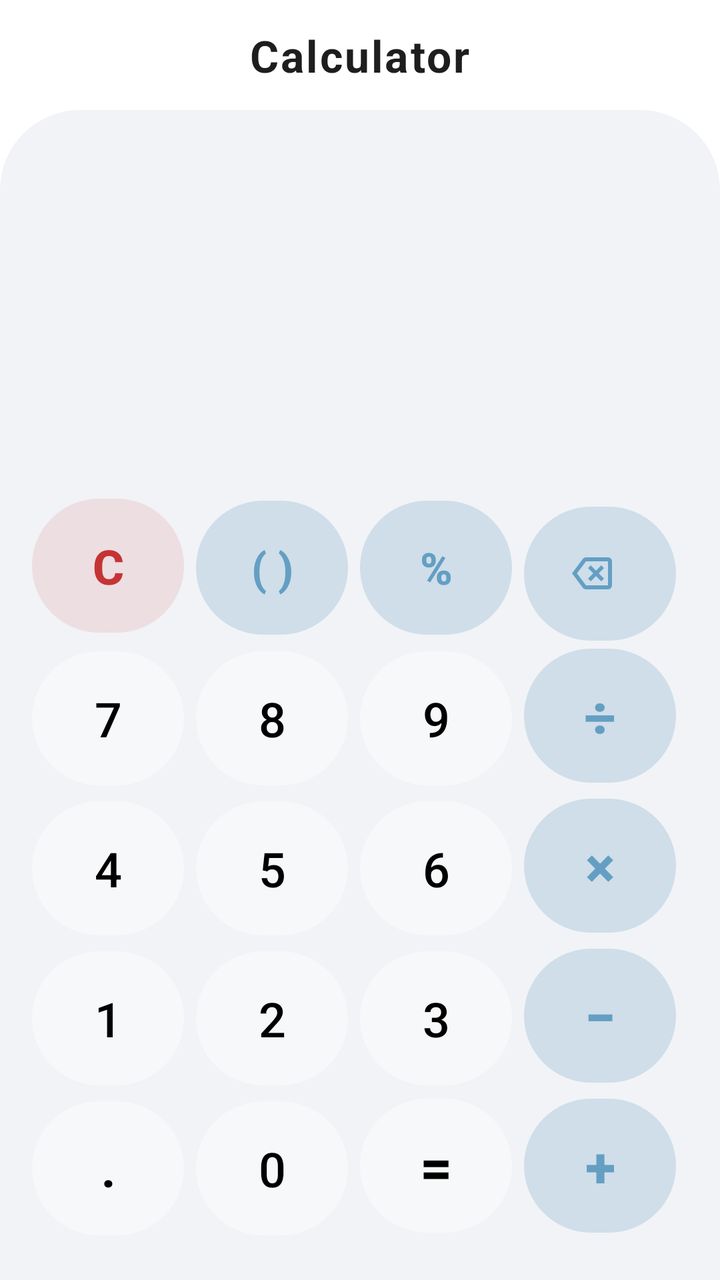
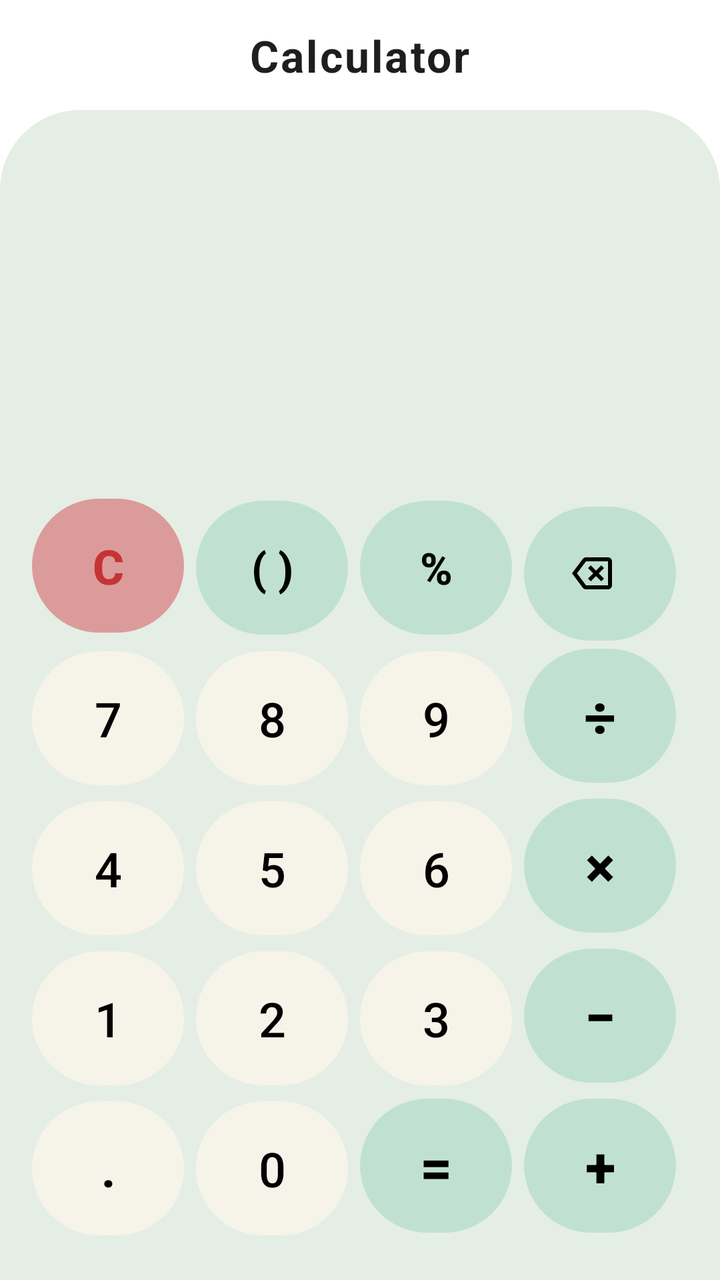

An Android layout rendered at two revisions. The XML below is the earlier revision; the diff shows what the commit changed to produce the second picture.
<!-- AndroidManifest.xml: application theme Theme.Ca -->
<!-- res/layout/activity_main.xml -->
<?xml version="1.0" encoding="utf-8"?>
<androidx.constraintlayout.widget.ConstraintLayout xmlns:android="http://schemas.android.com/apk/res/android"
    xmlns:app="http://schemas.android.com/apk/res-auto"
    xmlns:tools="http://schemas.android.com/tools"
    android:id="@+id/main"
    android:layout_width="match_parent"
    android:layout_height="match_parent"
    android:background="@color/white"
    tools:context=".MainActivity">

    <androidx.constraintlayout.widget.ConstraintLayout
        android:id="@+id/header_title"
        android:layout_width="match_parent"
        android:layout_height="55dp"
        app:layout_constraintTop_toTopOf="parent">

        <TextView
            android:layout_width="wrap_content"
            android:layout_height="wrap_content"
            android:fontFamily="sans-serif"
            android:letterSpacing="0.05"
            android:text="Calculator"
            android:textColor="#E1000000"
            android:textSize="22sp"
            android:textStyle="bold"
            app:layout_constraintBottom_toBottomOf="parent"
            app:layout_constraintEnd_toEndOf="parent"
            app:layout_constraintStart_toStartOf="parent"
            app:layout_constraintTop_toTopOf="parent"/>

    </androidx.constraintlayout.widget.ConstraintLayout>

    <androidx.constraintlayout.widget.ConstraintLayout
        android:id="@+id/body_main"
        android:layout_width="match_parent"
        android:layout_height="0dp"
        android:background="@drawable/rounded_body_background"
        app:layout_constraintBottom_toBottomOf="parent"
        app:layout_constraintTop_toBottomOf="@id/header_title">

        <EditText
            android:id="@+id/input_box"
            android:layout_width="match_parent"
            android:layout_height="wrap_content"
            android:layout_marginTop="40dp"
            android:background="@android:color/transparent"
            android:cursorVisible="true"
            android:focusable="false"
            android:fontFamily="sans-serif-light"
            android:gravity="end"
            android:inputType="none"
            android:textColor="#000000"
            android:textSize="54sp"
            app:layout_constraintTop_toTopOf="parent"
            tools:ignore="Autofill,LabelFor"
            tools:layout_editor_absoluteX="20dp" />

        <TextView
            android:id="@+id/digit_total"
            android:layout_width="match_parent"
            android:layout_height="wrap_content"
            android:layout_marginHorizontal="25dp"
            android:layout_marginTop="5dp"
            android:alpha="0.6"
            android:fontFamily="sans-serif-light"
            android:gravity="end"
            android:textColor="#282828"
            android:textSize="32sp"
            app:layout_constraintTop_toBottomOf="@id/input_box"
            tools:layout_editor_absoluteX="25dp" />

        <LinearLayout
            android:id="@+id/buttons_box"
            android:layout_width="match_parent"
            android:layout_height="wrap_content"
            android:orientation="vertical"
            android:padding="16dp"
            app:layout_constraintBottom_toBottomOf="parent"
            app:layout_constraintTop_toBottomOf="@+id/digit_total"
            app:layout_constraintVertical_bias="0.8">

            
            <LinearLayout
                android:layout_width="match_parent"
                android:layout_height="wrap_content"
                android:orientation="horizontal">

                <com.google.android.material.button.MaterialButton
                    android:id="@+id/delete"
                    style="@style/Widget.Material3.Button"
                    android:layout_width="0dp"
                    android:layout_height="75dp"
                    android:layout_marginEnd="6dp"
                    android:layout_weight="1"
                    android:text="C"
                    android:textColor="#C53434"
                    android:textSize="24sp"
                    android:textStyle="bold"
                    app:backgroundTint="#1BC53434"/>

                <com.google.android.material.button.MaterialButton
                    android:id="@+id/brackets"
                    style="@style/Widget.Material3.Button"
                    android:layout_width="0dp"
                    android:layout_height="75dp"
                    android:layout_marginEnd="6dp"
                    android:layout_weight="1"
                    android:text="( )"
                    android:textColor="#649FC3"
                    android:textSize="22sp"
                    android:textStyle="bold"
                    app:backgroundTint="#3F649FC3"/>

                <com.google.android.material.button.MaterialButton
                    android:id="@+id/percentage"
                    style="@style/Widget.Material3.Button"
                    android:layout_width="0dp"
                    android:layout_height="75dp"
                    android:layout_marginEnd="6dp"
                    android:layout_weight="1"
                    android:text="%"
                    android:textColor="#649FC3"
                    android:textSize="22sp"
                    android:textStyle="bold"
                    app:backgroundTint="#3F649FC3"/>

                <com.google.android.material.button.MaterialButton
                    android:id="@+id/backspace"
                    style="@style/Widget.Material3.Button"
                    android:layout_width="0dp"
                    android:layout_height="75dp"
                    android:layout_marginEnd="6dp"
                    android:layout_weight="1"
                    android:padding="0dp"
                    app:backgroundTint="#3F649FC3"
                    app:icon="@drawable/backspace"
                    app:iconGravity="textStart"
                    app:iconSize="24dp"
                    app:iconTint="#649FC3"/>
            </LinearLayout>

            
            <LinearLayout
                android:layout_width="match_parent"
                android:layout_height="wrap_content"
                android:orientation="horizontal">

                <com.google.android.material.button.MaterialButton
                    android:id="@+id/key7"
                    style="@style/Widget.Material3.Button"
                    android:layout_width="0dp"
                    android:layout_height="75dp"
                    android:layout_marginEnd="6dp"
                    android:layout_weight="1"
                    android:text="7"
                    android:textColor="#000000"
                    android:textSize="24sp"
                    app:backgroundTint="#5FFFFFFF"/>

                <com.google.android.material.button.MaterialButton
                    android:id="@+id/key8"
                    style="@style/Widget.Material3.Button"
                    android:layout_width="0dp"
                    android:layout_height="75dp"
                    android:layout_marginEnd="6dp"
                    android:layout_weight="1"
                    android:text="8"
                    android:textColor="#000000"
                    android:textSize="24sp"
                    app:backgroundTint="#5FFFFFFF"/>

                <com.google.android.material.button.MaterialButton
                    android:id="@+id/key9"
                    style="@style/Widget.Material3.Button"
                    android:layout_width="0dp"
                    android:layout_height="75dp"
                    android:layout_marginEnd="6dp"
                    android:layout_weight="1"
                    android:text="9"
                    android:textColor="#000000"
                    android:textSize="24sp"
                    app:backgroundTint="#5FFFFFFF"/>

                <com.google.android.material.button.MaterialButton
                    android:id="@+id/devide"
                    style="@style/Widget.Material3.Button"
                    android:layout_width="0dp"
                    android:layout_height="75dp"
                    android:layout_marginEnd="6dp"
                    android:layout_weight="1"
                    android:text="÷"
                    android:textColor="#649FC3"
                    android:textSize="28sp"
                    android:textStyle="bold"
                    app:backgroundTint="#3F649FC3"/>
            </LinearLayout>

            
            <LinearLayout
                android:layout_width="match_parent"
                android:layout_height="wrap_content"
                android:orientation="horizontal">

                <com.google.android.material.button.MaterialButton
                    android:id="@+id/key4"
                    style="@style/Widget.Material3.Button"
                    android:layout_width="0dp"
                    android:layout_height="75dp"
                    android:layout_marginEnd="6dp"
                    android:layout_weight="1"
                    android:text="4"
                    android:textColor="#000000"
                    android:textSize="24sp"
                    app:backgroundTint="#5FFFFFFF"/>

                <com.google.android.material.button.MaterialButton
                    android:id="@+id/key5"
                    style="@style/Widget.Material3.Button"
                    android:layout_width="0dp"
                    android:layout_height="75dp"
                    android:layout_marginEnd="6dp"
                    android:layout_weight="1"
                    android:text="5"
                    android:textColor="#000000"
                    android:textSize="24sp"
                    app:backgroundTint="#5FFFFFFF"/>

                <com.google.android.material.button.MaterialButton
                    android:id="@+id/key6"
                    style="@style/Widget.Material3.Button"
                    android:layout_width="0dp"
                    android:layout_height="75dp"
                    android:layout_marginEnd="6dp"
                    android:layout_weight="1"
                    android:text="6"
                    android:textColor="#000000"
                    android:textSize="24sp"
                    app:backgroundTint="#5FFFFFFF"/>

                <com.google.android.material.button.MaterialButton
                    android:id="@+id/multiply"
                    style="@style/Widget.Material3.Button"
                    android:layout_width="0dp"
                    android:layout_height="75dp"
                    android:layout_marginEnd="6dp"
                    android:layout_weight="1"
                    android:text="×"
                    android:textColor="#649FC3"
                    android:textSize="28sp"
                    android:textStyle="bold"
                    app:backgroundTint="#3F649FC3"/>
            </LinearLayout>

            
            <LinearLayout
                android:layout_width="match_parent"
                android:layout_height="wrap_content"
                android:orientation="horizontal">

                <com.google.android.material.button.MaterialButton
                    android:id="@+id/key1"
                    style="@style/Widget.Material3.Button"
                    android:layout_width="0dp"
                    android:layout_height="75dp"
                    android:layout_marginEnd="6dp"
                    android:layout_weight="1"
                    android:text="1"
                    android:textColor="#000000"
                    android:textSize="24sp"
                    app:backgroundTint="#5FFFFFFF"/>

                <com.google.android.material.button.MaterialButton
                    android:id="@+id/key2"
                    style="@style/Widget.Material3.Button"
                    android:layout_width="0dp"
                    android:layout_height="75dp"
                    android:layout_marginEnd="6dp"
                    android:layout_weight="1"
                    android:text="2"
                    android:textColor="#000000"
                    android:textSize="24sp"
                    app:backgroundTint="#5FFFFFFF"/>

                <com.google.android.material.button.MaterialButton
                    android:id="@+id/key3"
                    style="@style/Widget.Material3.Button"
                    android:layout_width="0dp"
                    android:layout_height="75dp"
                    android:layout_marginEnd="6dp"
                    android:layout_weight="1"
                    android:text="3"
                    android:textColor="#000000"
                    android:textSize="24sp"
                    app:backgroundTint="#5FFFFFFF"/>

                <com.google.android.material.button.MaterialButton
                    android:id="@+id/subtract"
                    style="@style/Widget.Material3.Button"
                    android:layout_width="0dp"
                    android:layout_height="75dp"
                    android:layout_marginEnd="6dp"
                    android:layout_weight="1"
                    android:text="−"
                    android:textColor="#649FC3"
                    android:textSize="28sp"
                    android:textStyle="bold"
                    app:backgroundTint="#3F649FC3"/>
            </LinearLayout>

            
            <LinearLayout
                android:layout_width="match_parent"
                android:layout_height="wrap_content"
                android:orientation="horizontal">

                <com.google.android.material.button.MaterialButton
                    android:id="@+id/dot"
                    style="@style/Widget.Material3.Button"
                    android:layout_width="0dp"
                    android:layout_height="75dp"
                    android:layout_marginEnd="6dp"
                    android:layout_weight="1"
                    android:text="."
                    android:textColor="#000000"
                    android:textSize="24sp"
                    android:textStyle="bold"
                    app:backgroundTint="#5FFFFFFF"/>

                <com.google.android.material.button.MaterialButton
                    android:id="@+id/key0"
                    style="@style/Widget.Material3.Button"
                    android:layout_width="0dp"
                    android:layout_height="75dp"
                    android:layout_marginEnd="6dp"
                    android:layout_weight="1"
                    android:text="0"
                    android:textColor="#000000"
                    android:textSize="24sp"
                    app:backgroundTint="#5FFFFFFF"/>

                <com.google.android.material.button.MaterialButton
                    android:id="@+id/equal"
                    style="@style/Widget.Material3.Button"
                    android:layout_width="0dp"
                    android:layout_height="75dp"
                    android:layout_marginEnd="6dp"
                    android:layout_weight="1"
                    android:text="="
                    android:textColor="@color/black"
                    android:textSize="28sp"
                    android:textStyle="bold"
                    app:backgroundTint="#5FFFFFFF"/>

                <com.google.android.material.button.MaterialButton
                    android:id="@+id/add"
                    style="@style/Widget.Material3.Button"
                    android:layout_width="0dp"
                    android:layout_height="75dp"
                    android:layout_marginEnd="6dp"
                    android:layout_weight="1"
                    android:text="+"
                    android:textColor="#649FC3"
                    android:textSize="28sp"
                    android:textStyle="bold"
                    app:backgroundTint="#3F649FC3"/>
            </LinearLayout>

        </LinearLayout>

    </androidx.constraintlayout.widget.ConstraintLayout>

</androidx.constraintlayout.widget.ConstraintLayout>
<!-- resources referenced by this layout -->
<resources>
  <color name="black">#FF000000</color>
  <color name="white">#FFFFFFFF</color>
  <!-- drawable backspace (drawable) -->
  <vector xmlns:android="http://schemas.android.com/apk/res/android" android:autoMirrored="true" android:height="24dp" android:tint="#000000" android:viewportHeight="960" android:viewportWidth="960" android:width="24dp">
        
      <path android:fillColor="@android:color/white" android:pathData="M456,640L560,536L664,640L720,584L616,480L720,376L664,320L560,424L456,320L400,376L504,480L400,584L456,640ZM360,800Q341,800 324,791.5Q307,783 296,768L80,480L296,192Q307,177 324,168.5Q341,160 360,160L800,160Q833,160 856.5,183.5Q880,207 880,240L880,720Q880,753 856.5,776.5Q833,800 800,800L360,800ZM180,480L360,720Q360,720 360,720Q360,720 360,720L800,720Q800,720 800,720Q800,720 800,720L800,240Q800,240 800,240Q800,240 800,240L360,240Q360,240 360,240Q360,240 360,240L180,480ZM580,480Q580,480 580,480Q580,480 580,480L580,480Q580,480 580,480Q580,480 580,480L580,480Q580,480 580,480Q580,480 580,480L580,480L580,480Q580,480 580,480Q580,480 580,480Z"/>
      
  </vector>
  <!-- drawable rounded_body_background (drawable) -->
  <?xml version="1.0" encoding="utf-8"?>
  <shape xmlns:android="http://schemas.android.com/apk/res/android">
      <solid android:color="#F1F3F6" />
      <corners
          android:topLeftRadius="40dp"
          android:topRightRadius="40dp" />
  </shape>
  <style name="Theme.Ca" parent="Base.Theme.Ca" />
  <style name="Base.Theme.Ca" parent="Theme.Material3.DayNight.NoActionBar">
          
          
      </style>
</resources>

<!-- the commit's change to res/layout/activity_main.xml (unified diff, before → after) -->
@@ -96,7 +96,7 @@
                     android:textColor="#C53434"
                     android:textSize="24sp"
                     android:textStyle="bold"
-                    app:backgroundTint="#1BC53434"/>
+                    app:backgroundTint="@color/delete_buttn"/>
 
                 <com.google.android.material.button.MaterialButton
                     android:id="@+id/brackets"
@@ -106,10 +106,10 @@
                     android:layout_marginEnd="6dp"
                     android:layout_weight="1"
                     android:text="( )"
-                    android:textColor="#649FC3"
+                    android:textColor="@color/black"
                     android:textSize="22sp"
                     android:textStyle="bold"
-                    app:backgroundTint="#3F649FC3"/>
+                    app:backgroundTint="@color/operators_buttn"/>
 
                 <com.google.android.material.button.MaterialButton
                     android:id="@+id/percentage"
@@ -119,10 +119,10 @@
                     android:layout_marginEnd="6dp"
                     android:layout_weight="1"
                     android:text="%"
-                    android:textColor="#649FC3"
+                    android:textColor="@color/black"
                     android:textSize="22sp"
                     android:textStyle="bold"
-                    app:backgroundTint="#3F649FC3"/>
+                    app:backgroundTint="@color/operators_buttn"/>
 
                 <com.google.android.material.button.MaterialButton
                     android:id="@+id/backspace"
@@ -132,11 +132,11 @@
                     android:layout_marginEnd="6dp"
                     android:layout_weight="1"
                     android:padding="0dp"
-                    app:backgroundTint="#3F649FC3"
+                    app:backgroundTint="@color/operators_buttn"
                     app:icon="@drawable/backspace"
                     app:iconGravity="textStart"
                     app:iconSize="24dp"
-                    app:iconTint="#649FC3"/>
+                    app:iconTint="@color/black"/>
             </LinearLayout>
 
             
@@ -155,7 +155,7 @@
                     android:text="7"
                     android:textColor="#000000"
                     android:textSize="24sp"
-                    app:backgroundTint="#5FFFFFFF"/>
+                    app:backgroundTint="@color/number_buttn"/>
 
                 <com.google.android.material.button.MaterialButton
                     android:id="@+id/key8"
@@ -167,7 +167,7 @@
                     android:text="8"
                     android:textColor="#000000"
                     android:textSize="24sp"
-                    app:backgroundTint="#5FFFFFFF"/>
+                    app:backgroundTint="@color/number_buttn"/>
 
                 <com.google.android.material.button.MaterialButton
                     android:id="@+id/key9"
@@ -179,7 +179,7 @@
                     android:text="9"
                     android:textColor="#000000"
                     android:textSize="24sp"
-                    app:backgroundTint="#5FFFFFFF"/>
+                    app:backgroundTint="@color/number_buttn"/>
 
                 <com.google.android.material.button.MaterialButton
                     android:id="@+id/devide"
@@ -189,10 +189,10 @@
                     android:layout_marginEnd="6dp"
                     android:layout_weight="1"
                     android:text="÷"
-                    android:textColor="#649FC3"
-                    android:textSize="28sp"
-                    android:textStyle="bold"
-                    app:backgroundTint="#3F649FC3"/>
+                    android:textColor="@color/black"
+                    android:textSize="28sp"
+                    android:textStyle="bold"
+                    app:backgroundTint="@color/operators_buttn"/>
             </LinearLayout>
 
             
@@ -211,7 +211,7 @@
                     android:text="4"
                     android:textColor="#000000"
                     android:textSize="24sp"
-                    app:backgroundTint="#5FFFFFFF"/>
+                    app:backgroundTint="@color/number_buttn"/>
 
                 <com.google.android.material.button.MaterialButton
                     android:id="@+id/key5"
@@ -223,7 +223,7 @@
                     android:text="5"
                     android:textColor="#000000"
                     android:textSize="24sp"
-                    app:backgroundTint="#5FFFFFFF"/>
+                    app:backgroundTint="@color/number_buttn"/>
 
                 <com.google.android.material.button.MaterialButton
                     android:id="@+id/key6"
@@ -235,7 +235,7 @@
                     android:text="6"
                     android:textColor="#000000"
                     android:textSize="24sp"
-                    app:backgroundTint="#5FFFFFFF"/>
+                    app:backgroundTint="@color/number_buttn"/>
 
                 <com.google.android.material.button.MaterialButton
                     android:id="@+id/multiply"
@@ -245,10 +245,10 @@
                     android:layout_marginEnd="6dp"
                     android:layout_weight="1"
                     android:text="×"
-                    android:textColor="#649FC3"
-                    android:textSize="28sp"
-                    android:textStyle="bold"
-                    app:backgroundTint="#3F649FC3"/>
+                    android:textColor="@color/black"
+                    android:textSize="28sp"
+                    android:textStyle="bold"
+                    app:backgroundTint="@color/operators_buttn"/>
             </LinearLayout>
 
             
@@ -267,7 +267,7 @@
                     android:text="1"
                     android:textColor="#000000"
                     android:textSize="24sp"
-                    app:backgroundTint="#5FFFFFFF"/>
+                    app:backgroundTint="@color/number_buttn"/>
 
                 <com.google.android.material.button.MaterialButton
                     android:id="@+id/key2"
@@ -279,7 +279,7 @@
                     android:text="2"
                     android:textColor="#000000"
                     android:textSize="24sp"
-                    app:backgroundTint="#5FFFFFFF"/>
+                    app:backgroundTint="@color/number_buttn"/>
 
                 <com.google.android.material.button.MaterialButton
                     android:id="@+id/key3"
@@ -291,7 +291,7 @@
                     android:text="3"
                     android:textColor="#000000"
                     android:textSize="24sp"
-                    app:backgroundTint="#5FFFFFFF"/>
+                    app:backgroundTint="@color/number_buttn"/>
 
                 <com.google.android.material.button.MaterialButton
                     android:id="@+id/subtract"
@@ -301,10 +301,10 @@
                     android:layout_marginEnd="6dp"
                     android:layout_weight="1"
                     android:text="−"
-                    android:textColor="#649FC3"
-                    android:textSize="28sp"
-                    android:textStyle="bold"
-                    app:backgroundTint="#3F649FC3"/>
+                    android:textColor="@color/black"
+                    android:textSize="28sp"
+                    android:textStyle="bold"
+                    app:backgroundTint="@color/operators_buttn"/>
             </LinearLayout>
 
             
@@ -324,7 +324,7 @@
                     android:textColor="#000000"
                     android:textSize="24sp"
                     android:textStyle="bold"
-                    app:backgroundTint="#5FFFFFFF"/>
+                    app:backgroundTint="@color/number_buttn"/>
 
                 <com.google.android.material.button.MaterialButton
                     android:id="@+id/key0"
@@ -336,7 +336,7 @@
                     android:text="0"
                     android:textColor="#000000"
                     android:textSize="24sp"
-                    app:backgroundTint="#5FFFFFFF"/>
+                    app:backgroundTint="@color/number_buttn"/>
 
                 <com.google.android.material.button.MaterialButton
                     android:id="@+id/equal"
@@ -349,7 +349,7 @@
                     android:textColor="@color/black"
                     android:textSize="28sp"
                     android:textStyle="bold"
-                    app:backgroundTint="#5FFFFFFF"/>
+                    app:backgroundTint="@color/operators_buttn"/>
 
                 <com.google.android.material.button.MaterialButton
                     android:id="@+id/add"
@@ -359,10 +359,10 @@
                     android:layout_marginEnd="6dp"
                     android:layout_weight="1"
                     android:text="+"
-                    android:textColor="#649FC3"
-                    android:textSize="28sp"
-                    android:textStyle="bold"
-                    app:backgroundTint="#3F649FC3"/>
+                    android:textColor="@color/black"
+                    android:textSize="28sp"
+                    android:textStyle="bold"
+                    app:backgroundTint="@color/operators_buttn"/>
             </LinearLayout>
 
         </LinearLayout>
<!-- resource entries referenced after the edit -->
@@ -1,6 +1,9 @@
 <!-- resources referenced by this layout -->
 <resources>
   <color name="black">#FF000000</color>
+  <color name="delete_buttn">#DC9B9B</color>
+  <color name="number_buttn">#F6F4E8</color>
+  <color name="operators_buttn">#C0E1D2</color>
   <color name="white">#FFFFFFFF</color>
   <!-- drawable backspace (drawable) -->
   <vector xmlns:android="http://schemas.android.com/apk/res/android" android:autoMirrored="true" android:height="24dp" android:tint="#000000" android:viewportHeight="960" android:viewportWidth="960" android:width="24dp">
@@ -11,12 +14,13 @@
   <!-- drawable rounded_body_background (drawable) -->
   <?xml version="1.0" encoding="utf-8"?>
   <shape xmlns:android="http://schemas.android.com/apk/res/android">
-      <solid android:color="#F1F3F6" />
+      <solid android:color="@color/background_color" />
       <corners
           android:topLeftRadius="40dp"
           android:topRightRadius="40dp" />
   </shape>
   <style name="Theme.Ca" parent="Base.Theme.Ca" />
+  <color name="background_color">#E5EEE4</color>"
   <style name="Base.Theme.Ca" parent="Theme.Material3.DayNight.NoActionBar">
           
           
